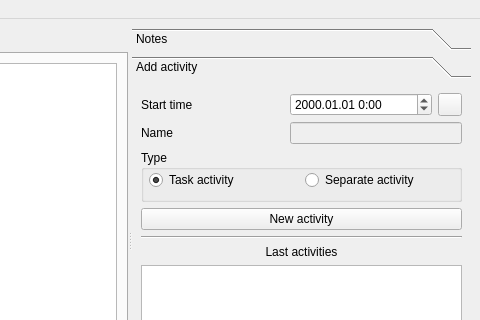
Before: the Qt Designer form src/mainwindow.ui in ya-breeze/TM, drawn with Qt 5; both pictures show x 247 to 727 and y 0 to 320 of the 727 by 482 pixel window.
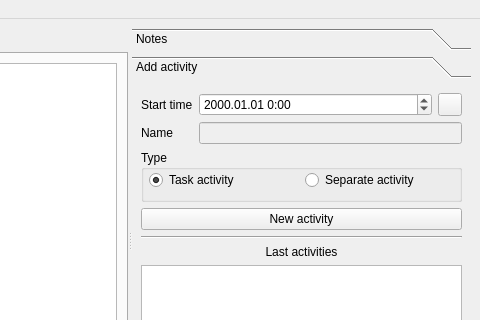
After: the same form once the commit is applied. The open tabs and pages were chosen to show the change.

```diff
--- a/src/mainwindow.ui
+++ b/src/mainwindow.ui
@@ -314,8 +314,8 @@
          <rect>
           <x>0</x>
           <y>0</y>
-          <width>293</width>
-          <height>292</height>
+          <width>332</width>
+          <height>326</height>
          </rect>
         </property>
         <attribute name="label">
@@ -326,6 +326,12 @@
           <layout class="QGridLayout" name="gridLayout">
            <item row="0" column="0">
             <widget class="QLabel" name="label_3">
+             <property name="sizePolicy">
+              <sizepolicy hsizetype="Fixed" vsizetype="Preferred">
+               <horstretch>0</horstretch>
+               <verstretch>0</verstretch>
+              </sizepolicy>
+             </property>
              <property name="text">
               <string>Start time</string>
              </property>
```
Left out of the diff: 14 changed lines with no effect on the pictures.
